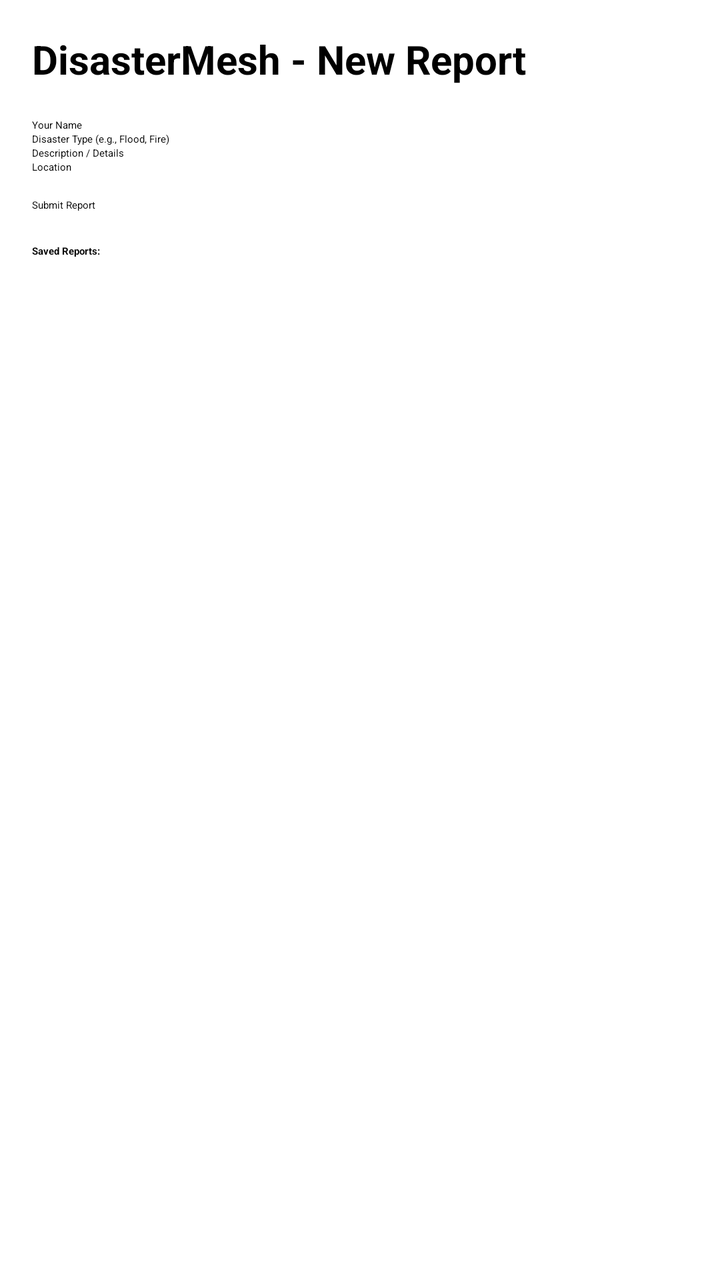
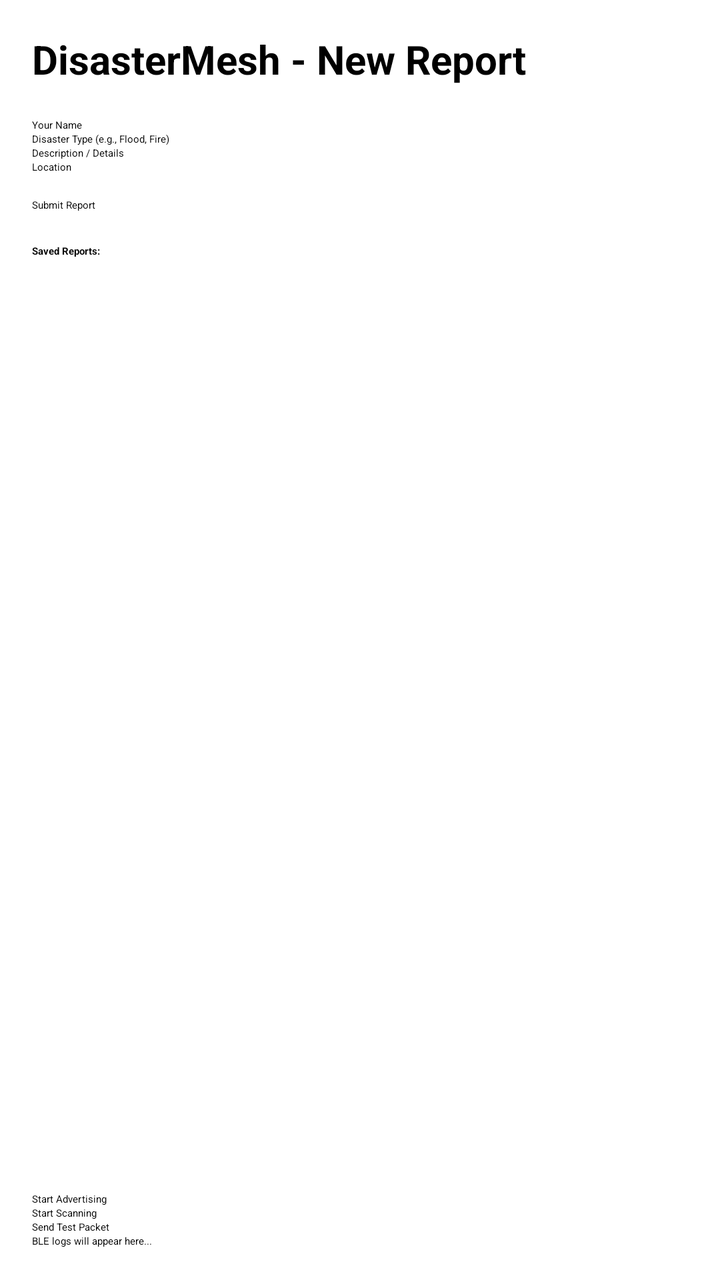

Compare the two renders of this Android layout. The source of the first and the diff that turns it into the second are given below.
<!-- AndroidManifest.xml: application theme Theme.MaterialComponents.DayNight.NoActionBar -->
<!-- res/layout/activity_main.xml -->
<?xml version="1.0" encoding="utf-8"?>
<LinearLayout xmlns:android="http://schemas.android.com/apk/res/android"
    android:layout_width="match_parent"
    android:layout_height="match_parent"
    android:orientation="vertical"
    android:padding="16dp">

    <TextView
        android:layout_width="wrap_content"
        android:layout_height="wrap_content"
        android:text="DisasterMesh - New Report"
        android:textSize="20sp"
        android:textStyle="bold"
        android:layout_marginBottom="16dp" />

    <EditText
        android:id="@+id/etSender"
        android:layout_width="match_parent"
        android:layout_height="wrap_content"
        android:hint="Your Name"
        android:inputType="textPersonName" />

    <EditText
        android:id="@+id/etDisasterType"
        android:layout_width="match_parent"
        android:layout_height="wrap_content"
        android:hint="Disaster Type (e.g., Flood, Fire)"
        android:inputType="text" />

    <EditText
        android:id="@+id/etDescription"
        android:layout_width="match_parent"
        android:layout_height="wrap_content"
        android:hint="Description / Details"
        android:inputType="textMultiLine" />

    <EditText
        android:id="@+id/etLocation"
        android:layout_width="match_parent"
        android:layout_height="wrap_content"
        android:hint="Location"
        android:inputType="text" />

    <Button
        android:id="@+id/btnSubmit"
        android:layout_width="match_parent"
        android:layout_height="wrap_content"
        android:text="Submit Report"
        android:layout_marginTop="12dp" />

    <TextView
        android:layout_width="wrap_content"
        android:layout_height="wrap_content"
        android:text="Saved Reports:"
        android:textStyle="bold"
        android:layout_marginTop="16dp"
        android:layout_marginBottom="8dp" />

    <androidx.recyclerview.widget.RecyclerView
        android:id="@+id/recyclerView"
        android:layout_width="match_parent"
        android:layout_height="0dp"
        android:layout_weight="1" />

</LinearLayout>
<!-- resources referenced by this layout -->
<resources>
  <style name="Theme.MaterialComponents.DayNight.NoActionBar" parent="Theme.MaterialComponents.DayNight.NoActionBar">
          <item name="android:statusBarColor">@android:color/black</item>
      </style>
</resources>

<!-- the commit's change to res/layout/activity_main.xml (unified diff, before → after) -->
@@ -62,4 +62,29 @@
         android:layout_height="0dp"
         android:layout_weight="1" />
 
+    <Button
+        android:id="@+id/btn_start_advertising"
+        android:layout_width="match_parent"
+        android:layout_height="wrap_content"
+        android:text="Start Advertising" />
+
+    <Button
+        android:id="@+id/btn_start_scanning"
+        android:layout_width="match_parent"
+        android:layout_height="wrap_content"
+        android:text="Start Scanning" />
+
+    <Button
+        android:id="@+id/btn_send_packet"
+        android:layout_width="match_parent"
+        android:layout_height="wrap_content"
+        android:text="Send Test Packet" />
+
+    <TextView
+        android:id="@+id/logView"
+        android:layout_width="match_parent"
+        android:layout_height="wrap_content"
+        android:text="BLE logs will appear here..."
+        android:textIsSelectable="true" />
+
 </LinearLayout>
